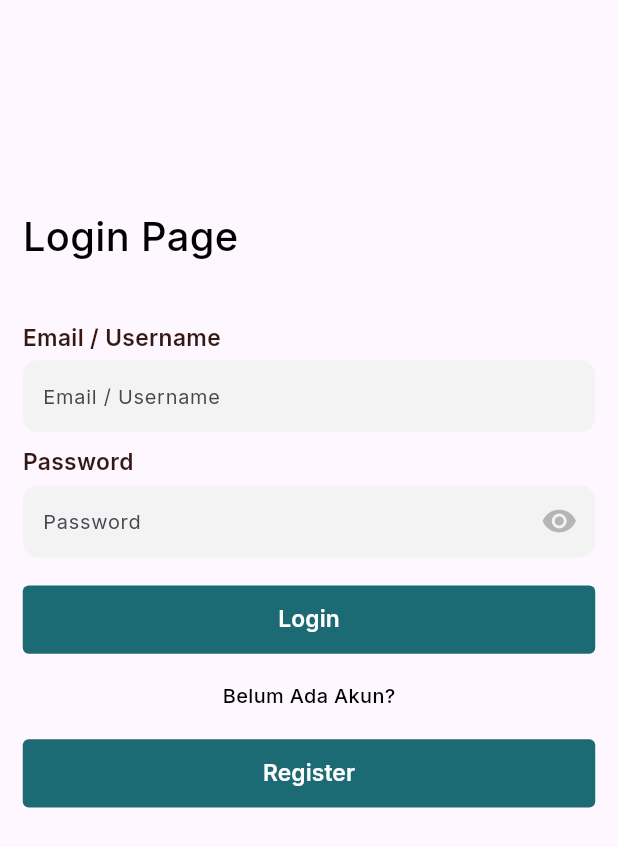
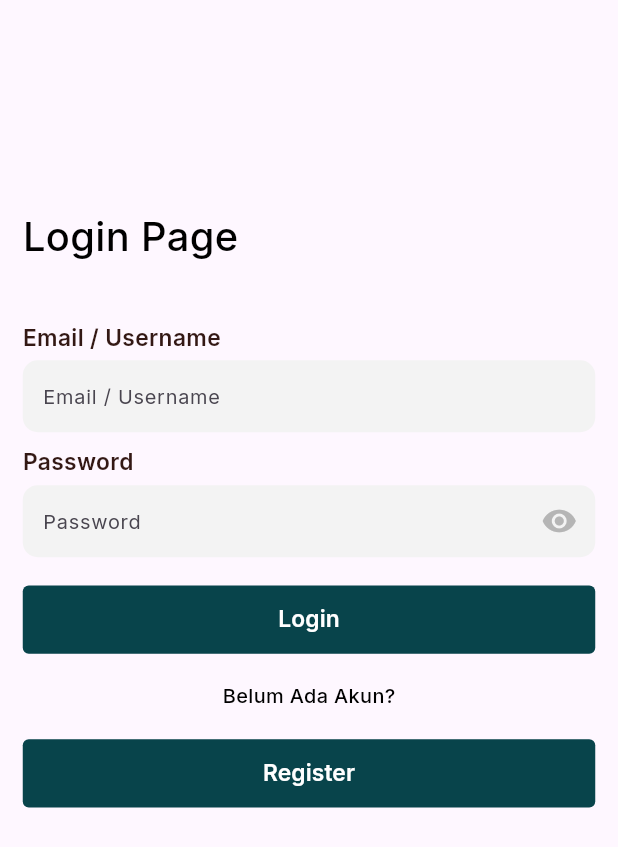
Before and after one commit to ozaenzenzen/fam_flutter_storyapp, a Flutter app: the screen it shows after launch, on a phone screen of 412 x 824 dp. Shown: the top 847 px of the screen. Run offline on Flutter 3.47's test engine with Material 2 defaults, Android fonts, the phone set to English and light mode, and no system bars; our stand-ins replace bloc, connectivity_plus, dio, flutter_bloc, flutter_screenutil, google_fonts and 2 more; missing offline and left inert: flutter_keychain.

Commit message:
change app color primary

```diff
--- a/lib/support/app_color.dart
+++ b/lib/support/app_color.dart
@@ -1,7 +1,8 @@
 import 'package:flutter/material.dart';
 
 class AppColor {
-  static const primary = Color(0xff1c6a73);
+  // static const primary = Color(0xff1c6a73);
+  static const primary = Color.fromARGB(255, 8, 68, 75);
   // static const primary = Color.fromARGB(255, 17, 124, 163);
   static const secondary = Color.fromARGB(255, 225, 173, 15);
   static const text_1 = Color(0xff111111);
```
